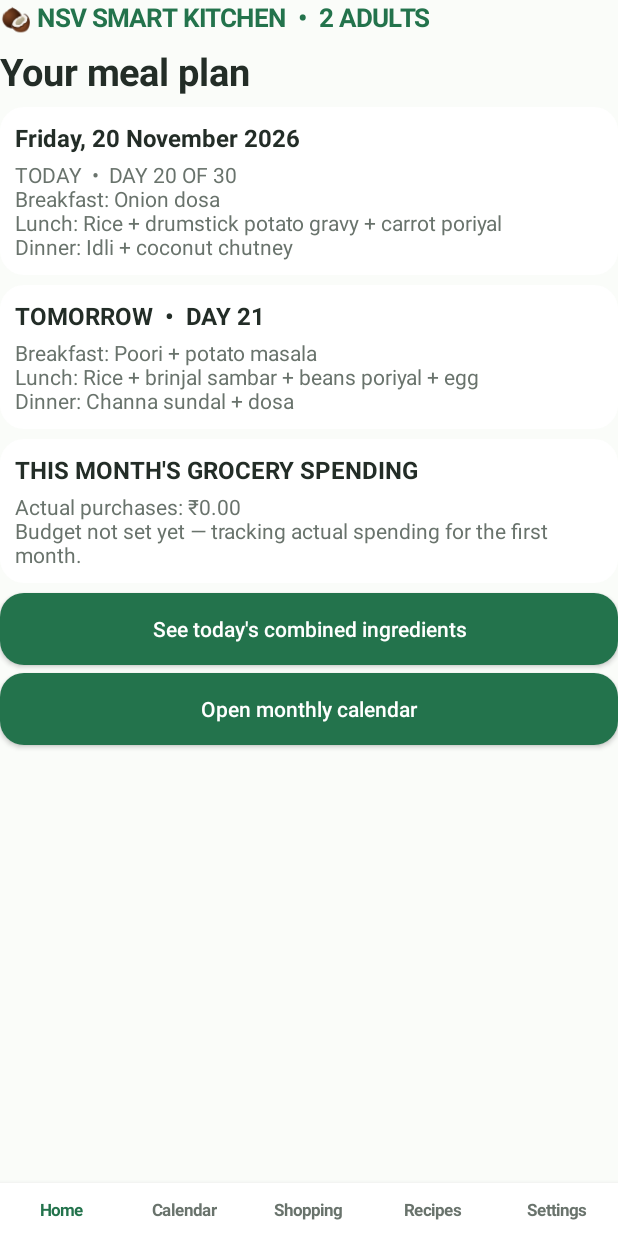
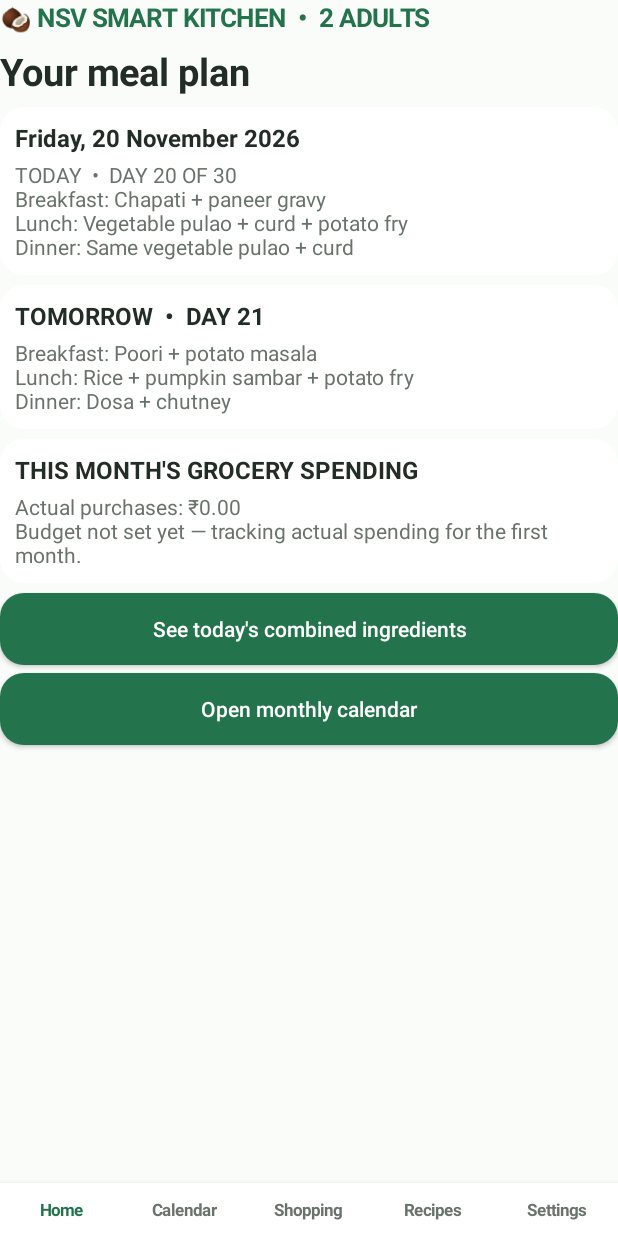
Before and after one commit to silentkillersri378-dot/SouthIndianFoodPlanner, an Android app: the screen it shows after launch (MainActivity), on a phone screen of 412 x 824 dp. Run offline under Robolectric (Android 15) with nearby library versions, the phone set to English and light mode, and no system bars; libraries missing offline, so code that uses them is left out: com.google.mlkit.vision.

Commit message:
Update meal planner to 31-day menu

```diff
--- a/app/src/main/java/com/example/southindianplanner/MainActivity.java
+++ b/app/src/main/java/com/example/southindianplanner/MainActivity.java
@@ -31,45 +31,73 @@ public class MainActivity extends Activity {
     android.net.Uri billCameraUri;
 
     final String[][] meals={
-      {"Idli + coconut chutney","Rice + drumstick sambar + keerai poriyal + rasam","Onion dosa + tomato chutney"},
-      {"Ghee podi dosa","Rice + pumpkin sambar + carrot beans poriyal","Vegetable upma + coconut chutney"},
-      {"Ven pongal + gothsu","Rice + carrot beans sambar + cabbage poriyal + egg","Ragi dosa + mint chutney"},
-      {"Vegetable poha","Rice + brinjal kara kuzhambu + beetroot poriyal","Rava idli + sambar"},
-      {"Rava idli + sambar","Rice + potato gravy + beans poriyal","Tomato dosa + chutney"},
-      {"Masala dosa","Rice + ladies finger sambar + carrot poriyal + egg","Onion dosa + chutney"},
-      {"Thinai pongal","Rice + mixed vegetable sambar + vazhakkai poriyal","Idli + sambar"},
-      {"Onion rava dosa","Rice + drumstick gravy + cabbage poriyal","Idli + podi"},
-      {"Vegetable upma","Rice + pumpkin sambar + beans carrot poriyal + egg","Kothu dosa + vegetable salna"},
-      {"Kanchipuram idli","Rice + tomato garlic kuzhambu + spinach poriyal","Set dosa + vegetable kurma"},
-      {"Poha with peas","Rice + radish sambar + potato roast","Egg dosa + chutney"},
-      {"Kal dosa + vadacurry","Rice + brinjal sambar + carrot beans poriyal + egg","Lemon sevai"},
-      {"Ven pongal + gothsu","Rice + potato peas gravy + cabbage poriyal","Wheat dosa + onion chutney"},
-      {"Mysore masala dosa","Rice + chow chow sambar + beetroot poriyal","Wheat dosa + onion chutney"},
-      {"Idli + podi","Rice + drumstick sambar + keerai kootu + egg","Ragi idli + sambar"},
-      {"Aval upma","Rice + onion tomato kara kuzhambu + beans poriyal + curd","Ragi dosa + chutney"},
-      {"Onion dosa","Rice + pumpkin sambar + potato fry","Dosa + egg omelette"},
-      {"Set dosa + vegetable sagu","Rice + carrot beans sambar + cabbage poriyal + egg","Mixed vegetable dosa"},
-      {"Rava kichadi","Rice + vendakkai puli kuzhambu + keerai poriyal","Tomato dosa + mint chutney"},
-      {"Onion dosa","Rice + drumstick potato gravy + carrot poriyal","Idli + coconut chutney"},
-      {"Kambu dosa","Rice + brinjal sambar + beans poriyal + egg","Channa sundal + dosa"},
-      {"Mini idli + sambar","Rice + pumpkin sambar + cabbage poriyal","Rava dosa + tomato chutney"},
-      {"Lemon poha","Rice + kathirikai kara kuzhambu + beetroot poriyal + egg","Dosa + tomato chutney"},
-      {"Ghee dosa","Rice + mixed vegetable kootu + carrot beans poriyal","Potato masala dosa"},
-      {"Ragi idli","Rice + drumstick sambar + vazhakkai poriyal","Egg dosa + onion chutney"},
-      {"Vegetable pongal","Rice + capsicum potato gravy + spinach poriyal + egg","Dosa + chutney"},
-      {"Masala paniyaram","Rice + radish sambar + carrot poriyal","Dosa + sambar"},
-      {"Wheat dosa","Rice + pumpkin sambar + beans cabbage poriyal + egg","Ragi idli + chutney"},
-      {"Poha with carrots and peas","Rice + drumstick kara kuzhambu + beetroot poriyal","Idli + podi"},
-      {"Paper dosa + sambar","Rice + vegetable kurma + cabbage poriyal + egg","Onion dosa + tomato gravy"},
-      {"Kuthiraivali pongal","Rice + brinjal drumstick sambar + carrot beans poriyal","Onion dosa + egg omelette"}
+      {"Idli + sambar","Rice + brinjal drumstick sambar + carrot beans poriyal","Dosa + chutney"},
+      {"Onion dosa + egg omelette","Lemon rice + potato fry + curd","Same lemon rice + curd"},
+      {"Rava idli + sambar","Rice + drumstick sambar + keerai poriyal","Dosa + tomato chutney"},
+      {"Poha with carrots and peas","Rice + rasam + beans poriyal + egg","Same rice + rasam"},
+      {"Dosa + coconut chutney","Rice + mor kuzhambu + beetroot poriyal","Dosa + tomato chutney"},
+      {"Chapati + egg curry","Tomato rice + cabbage poriyal + curd","Same tomato rice + curd"},
+      {"Set dosa + vegetable kurma","Rice + sambar + avial","Chapati + paneer gravy"},
+      {"Mini idli + sambar","Rice + pumpkin sambar + carrot beans poriyal","Sambar rice"},
+      {"Lemon poha","Tamarind rice + potato fry + curd","Same tamarind rice + curd"},
+      {"Idli + podi","Rice + keerai dal + carrot poriyal","Dosa + chutney"},
+      {"Poha with peas","Rice + radish sambar + potato roast","Rice + sambar"},
+      {"Tomato dosa + mint chutney","Rice + kathirikai kara kuzhambu + beetroot poriyal","Dosa + sambar"},
+      {"Chapati + vegetable kurma","Coconut rice + beans poriyal + curd","Same coconut rice + curd"},
+      {"Paper dosa + sambar","Rice + mixed vegetable kootu + carrot beans poriyal","Chapati + egg curry"},
+      {"Ragi idli + sambar","Rice + drumstick kara kuzhambu + beetroot poriyal","Dosa + tomato chutney"},
+      {"Onion dosa + tomato gravy","Tomato rice + carrot beans poriyal + curd","Same tomato rice + curd"},
+      {"Channa sundal + dosa","Rice + spinach dal + carrot poriyal","Dosa + coconut chutney"},
+      {"Lemon poha","Rice + ladies finger sambar + carrot poriyal + egg","Sambar rice"},
+      {"Dosa + sambar","Rice + rasam + cabbage poriyal","Same rice + rasam"},
+      {"Chapati + paneer gravy","Vegetable pulao + curd + potato fry","Same vegetable pulao + curd"},
+      {"Set dosa + vegetable kurma","Rice + pumpkin sambar + potato fry","Dosa + chutney"},
+      {"Idli + coconut chutney","Rice + keerai kootu + carrot poriyal","Dosa + sambar"},
+      {"Lemon sevai","Lemon rice + cabbage poriyal + curd","Same lemon rice + curd"},
+      {"Dosa + egg omelette","Rice + drumstick potato gravy + carrot poriyal","Dosa + tomato chutney"},
+      {"Rava idli + sambar","Rice + tomato garlic kuzhambu + spinach poriyal","Rice + rasam"},
+      {"Vegetable dosa","Bisibele bath + curd","Same bisibele bath"},
+      {"Tomato dosa + chutney","Rice + vendakkai puli kuzhambu + keerai poriyal","Dosa + sambar"},
+      {"Poha with carrots and peas","Rice + paruppu + poriyal","Rice + rasam"},
+      {"Idli + sambar","Rice + chow chow sambar + beetroot poriyal","Sambar rice"},
+      {"Onion dosa + egg omelette","Tamarind rice + carrot beans poriyal + curd","Same tamarind rice + curd"},
+      {"Chapati + egg curry","Rice + potato peas gravy + cabbage poriyal","Dosa + tomato chutney"}
     };
     final String[] reuse={
-      "", "Prepare extra lemon rice for dinner.", "", "Prepare extra rice and rasam for dinner.", "",
-      "Prepare extra sambar rice for dinner.", "", "", "Prepare extra sambar rice for dinner.", "",
-      "Prepare extra rasam rice for dinner.", "", "Prepare extra sambar rice for dinner.", "", "",
-      "", "", "", "", "", "", "", "", "", "", "", "", "", "Prepare extra sambar rice for dinner.", ""
+      "",
+      "",
+      "",
+      "Prepare extra rasam for dinner.",
+      "",
+      "",
+      "",
+      "Prepare extra sambar rice for dinner.",
+      "Prepare extra tamarind rice for dinner.",
+      "",
+      "",
+      "",
+      "",
+      "",
+      "",
+      "",
+      "Prepare extra tomato rice for dinner.",
+      "",
+      "",
+      "",
+      "Prepare extra rasam for dinner.",
+      "Prepare extra vegetable pulao for dinner.",
+      "",
+      "",
+      "Prepare extra lemon rice for dinner.",
+      "",
+      "",
+      "Prepare extra bisibele bath for dinner.",
+      "",
+      "",
+      "",
+      "Prepare extra tamarind rice for dinner.",
+      ""
     };
-
     public void onCreate(Bundle b){
       super.onCreate(b);
       prefs=getSharedPreferences("planner_v3",0);
```
